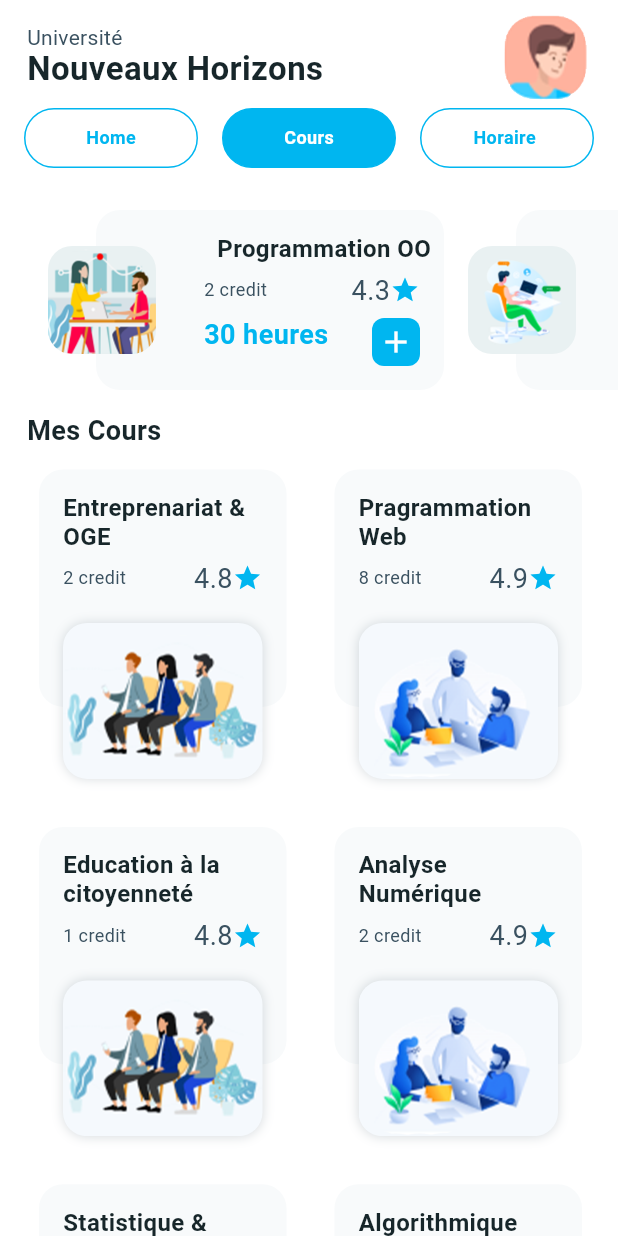
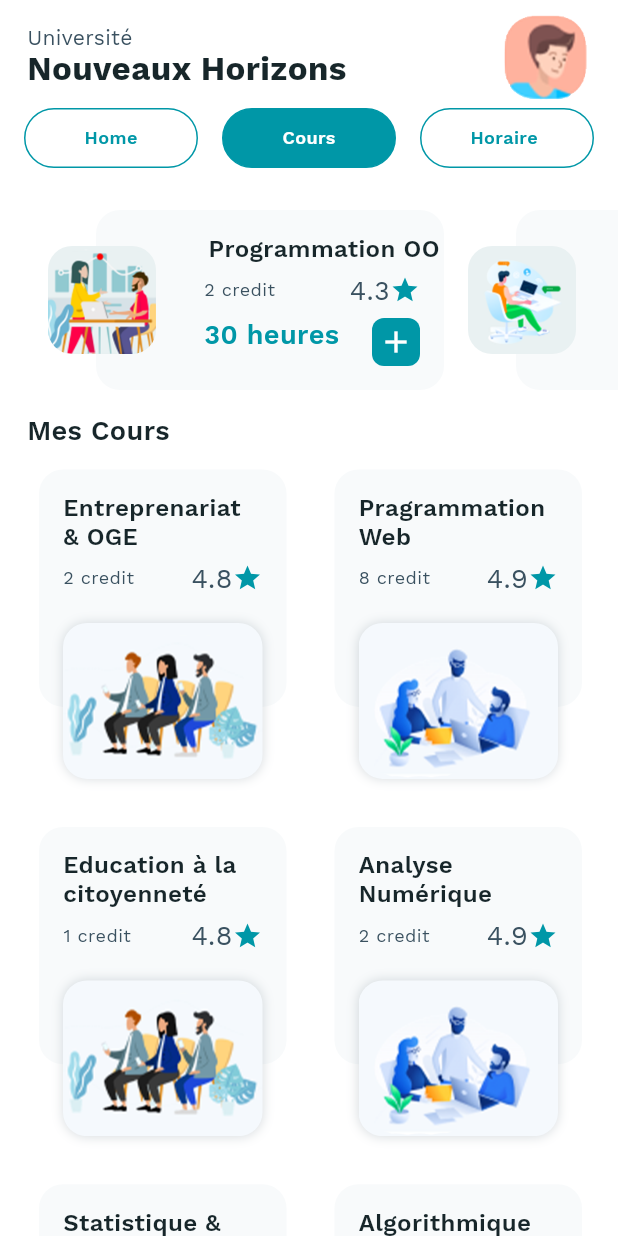
Before and after one commit to lordyhas/xclassroom_app, a Flutter app: the screen it shows after launch, on a phone screen of 412 x 824 dp. Run offline on Flutter 3.47's test engine with Material 2 defaults, Android fonts, the light colour scheme and no system bars; our stand-ins replace bloc, flutter_bloc; missing offline and left inert: utils_component.

Commit message:
update AppTheme and change primary color from blue to dark cyan

```diff
--- a/lib/data_logic/values/colors_theme.dart
+++ b/lib/data_logic/values/colors_theme.dart
@@ -26,6 +26,11 @@ class AppTheme {
     bodyText1: body2,
     bodyText2: body1,
     caption: caption,
+  );
+
+  static ThemeData get themeLight => ThemeData(
+      primaryColor: Colors.cyan.shade700,
+      textTheme: textTheme,
   );
 
   static const TextStyle display1 = TextStyle(
@@ -91,4 +96,6 @@ class AppTheme {
     letterSpacing: 0.2,
     color: lightText, // was lightText
   );
+
+
 }
--- a/lib/main.dart
+++ b/lib/main.dart
@@ -1,6 +1,7 @@
 import 'package:flutter/material.dart';
 import 'package:flutter_bloc/flutter_bloc.dart';
-import 'package:unhorizons/src/home/home_page.dart';
+import 'package:unhorizons/data_logic/values.dart';
+import 'package:unhorizons/src/home_page.dart';
 
 import 'data_logic/controller/switch_home_bloc/switch_home_cubit.dart';
 
@@ -27,9 +28,7 @@ class MyApp extends StatelessWidget {
       child: MaterialApp(
           debugShowCheckedModeBanner: false,
           title: 'UNH',
-          theme: ThemeData(
-            primaryColor: Colors.cyan.shade800,
-          ),
+          theme: AppTheme.themeLight,
           home:
               const HomePage() //const MyHomePage(title: 'Flutter Demo Home Page'),
           ),
--- a/lib/src/home/course_grid_view.dart
+++ b/lib/src/home/course_grid_view.dart
@@ -231,11 +231,9 @@ class CategoryView extends StatelessWidget {
                                                               .grey,
                                                     ),
                                                   ),
-                                                  const Icon(
+                                                  Icon(
                                                     Icons.star,
-                                                    color:
-                                                        AppTheme
-                                                            .nearlyBlue,
+                                                    color: Theme.of(context).primaryColor,
                                                     size: 20,
                                                   ),
                                                 ],
--- a/lib/src/home/course_row_view.dart
+++ b/lib/src/home/course_row_view.dart
@@ -222,11 +222,10 @@ class CategoryView extends StatelessWidget {
                                                                 .grey,
                                                       ),
                                                     ),
-                                                    const Icon(
+                                                    Icon(
                                                       Icons.star,
                                                       color:
-                                                          AppTheme
-                                                              .nearlyBlue,
+                                                          Theme.of(context).primaryColor,
                                                       size: 20,
                                                     ),
                                                   ],
@@ -247,20 +246,18 @@ class CategoryView extends StatelessWidget {
                                                 Text(
                                                   '${category.lessonCredit*15} heures',
                                                   textAlign: TextAlign.left,
-                                                  style: const TextStyle(
+                                                  style: TextStyle(
                                                     fontWeight: FontWeight.w600,
                                                     fontSize: 18,
                                                     letterSpacing: 0.27,
-                                                    color: AppTheme
-                                                        .nearlyBlue,
+                                                    color: Theme.of(context).primaryColor,
                                                   ),
                                                 ),
                                                 Container(
-                                                  decoration: const BoxDecoration(
-                                                    color: AppTheme
-                                                        .nearlyBlue,
+                                                  decoration: BoxDecoration(
+                                                    color: Theme.of(context).primaryColor,
                                                     borderRadius:
-                                                        BorderRadius.all(
+                                                        const BorderRadius.all(
                                                             Radius.circular(
                                                                 8.0)),
                                                   ),
--- a/lib/src/home/home_screen.dart
+++ b/lib/src/home/home_screen.dart
@@ -1,4 +1,4 @@
-part of 'home_page.dart';
+part of '../home_page.dart';
 
 class TabLayerView extends StatelessWidget {
   const TabLayerView({Key? key}) : super(key: key);
--- a/lib/src/home/home_page.dart
+++ b/lib/src/home_page.dart
@@ -3,16 +3,16 @@ import 'package:flutter_bloc/flutter_bloc.dart';
 
 import 'package:flutter/material.dart';
 
-import '../../data_logic/controller/bloc_controller.dart';
-import '../../data_logic/values.dart';
-import '../../data_logic/values/colors_theme.dart';
+import '../data_logic/controller/bloc_controller.dart';
+import '../data_logic/values.dart';
+import '../data_logic/values/colors_theme.dart';
 
-import '../user_info_screen.dart';
-import '../menu_wrapable_widget.dart';
-import 'course_grid_view.dart';
-import 'course_row_view.dart';
+import 'user_info_screen.dart';
+import 'menu_wrapable_widget.dart';
+import 'home/course_grid_view.dart';
+import 'home/course_row_view.dart';
 
-part 'home_screen.dart';
+part 'home/home_screen.dart';
 
 class HomePage extends StatefulWidget {
   const HomePage({Key? key}) : super(key: key);
@@ -239,10 +239,10 @@ class ButtonTabBar extends StatelessWidget {
       child: Container(
         decoration: BoxDecoration(
             color: isSelected
-                ? AppTheme.nearlyBlue
-                : AppTheme.nearlyWhite,
+                ? Theme.of(context).primaryColor
+                :  AppTheme.nearlyWhite,
             borderRadius: const BorderRadius.all(Radius.circular(24.0)),
-            border: Border.all(color: AppTheme.nearlyBlue)),
+            border: Border.all(color: Theme.of(context).primaryColor)),
         child: Material(
           color: Colors.transparent,
           child: InkWell(
@@ -265,7 +265,7 @@ class ButtonTabBar extends StatelessWidget {
                     letterSpacing: 0.27,
                     color: isSelected
                         ? AppTheme.nearlyWhite
-                        : AppTheme.nearlyBlue,
+                        : Theme.of(context).primaryColor,
                   ),
                 ),
               ),
--- a/lib/src/menu_wrapable_widget.dart
+++ b/lib/src/menu_wrapable_widget.dart
@@ -119,7 +119,7 @@ class _MenuWrappedState extends State<MenuWrapped>
                 topRight: radiusAnim.value?.topRight,
               ) // r,
                   ),
-              color: AppTheme.nearlyBlue, //Color(0xfffB2EBF2),
+              color:  Theme.of(context).primaryColor, //Color(0xfffB2EBF2),
               clipBehavior: Clip.antiAlias,
               child: InkWell(
                 onTap: () => _onTap(),
--- a/pubspec.yaml
+++ b/pubspec.yaml
@@ -18,7 +18,7 @@ publish_to: 'none' # Remove this line if you wish to publish to pub.dev
 version: 0.0.1+1
 
 environment:
-  sdk: ">=2.16.2 <3.0.0"
+  sdk: ">=2.16.1 <3.0.0"
 
 
 dependencies:
@@ -43,6 +43,8 @@ dependencies:
 
 
 dev_dependencies:
+  integration_test:
+    sdk: flutter
   flutter_test:
     sdk: flutter
 
```
Also changed, not shown: pubspec.lock, 1 other file.
